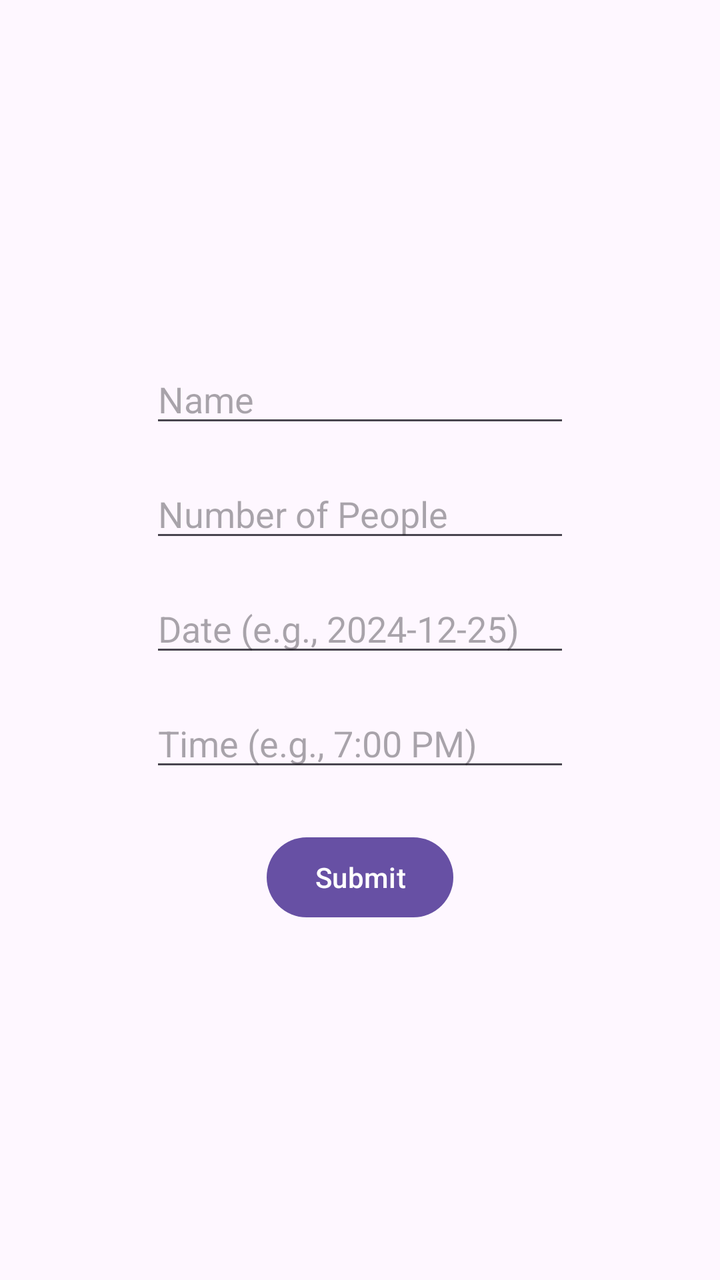
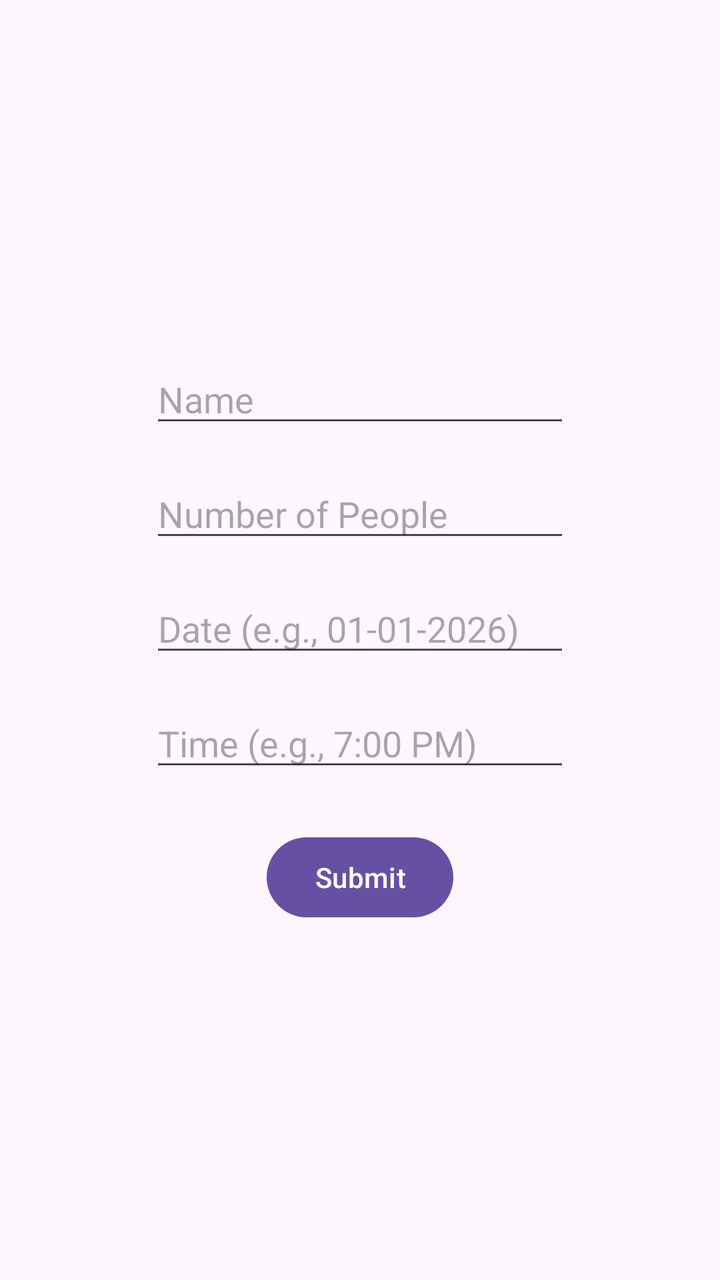

Two renders of the same Android screen: before a commit and after it. Below are the layout's source before the change and the commit's diff.
<!-- AndroidManifest.xml: application theme Theme.MyApplication -->
<!-- res/layout/activity_make_reservation.xml -->
<?xml version="1.0" encoding="utf-8"?>
<androidx.constraintlayout.widget.ConstraintLayout xmlns:android="http://schemas.android.com/apk/res/android"
    xmlns:app="http://schemas.android.com/apk/res-auto"
    xmlns:tools="http://schemas.android.com/tools"
    android:layout_width="match_parent"
    android:layout_height="match_parent"
    tools:context=".MakeReservationActivity">

    <EditText
        android:id="@+id/etName"
        android:layout_width="wrap_content"
        android:layout_height="wrap_content"
        android:ems="10"
        android:hint="Name"
        android:inputType="textPersonName"
        app:layout_constraintBottom_toTopOf="@+id/etNumOfPeople"
        app:layout_constraintEnd_toEndOf="parent"
        app:layout_constraintStart_toStartOf="parent"
        app:layout_constraintTop_toTopOf="parent"
        app:layout_constraintVertical_chainStyle="packed" />

    <EditText
        android:id="@+id/etNumOfPeople"
        android:layout_width="wrap_content"
        android:layout_height="wrap_content"
        android:layout_marginTop="16dp"
        android:ems="10"
        android:hint="Number of People"
        android:inputType="number"
        app:layout_constraintBottom_toTopOf="@+id/etDate"
        app:layout_constraintEnd_toEndOf="parent"
        app:layout_constraintStart_toStartOf="parent"
        app:layout_constraintTop_toBottomOf="@+id/etName" />

    <EditText
        android:id="@+id/etDate"
        android:layout_width="wrap_content"
        android:layout_height="wrap_content"
        android:layout_marginTop="16dp"
        android:ems="10"
        android:hint="Date (e.g., 2024-12-25)"
        android:inputType="date"
        app:layout_constraintBottom_toTopOf="@+id/etTime"
        app:layout_constraintEnd_toEndOf="parent"
        app:layout_constraintStart_toStartOf="parent"
        app:layout_constraintTop_toBottomOf="@+id/etNumOfPeople" />

    <EditText
        android:id="@+id/etTime"
        android:layout_width="wrap_content"
        android:layout_height="wrap_content"
        android:layout_marginTop="16dp"
        android:ems="10"
        android:hint="Time (e.g., 7:00 PM)"
        android:inputType="text"
        app:layout_constraintBottom_toTopOf="@+id/btnSubmit"
        app:layout_constraintEnd_toEndOf="parent"
        app:layout_constraintStart_toStartOf="parent"
        app:layout_constraintTop_toBottomOf="@+id/etDate" />

    <Button
        android:id="@+id/btnSubmit"
        android:layout_width="wrap_content"
        android:layout_height="wrap_content"
        android:layout_marginTop="24dp"
        android:text="Submit"
        app:layout_constraintBottom_toBottomOf="parent"
        app:layout_constraintEnd_toEndOf="parent"
        app:layout_constraintStart_toStartOf="parent"
        app:layout_constraintTop_toBottomOf="@+id/etTime" />

</androidx.constraintlayout.widget.ConstraintLayout>
<!-- resources referenced by this layout -->
<resources>
  <style name="Theme.MyApplication" parent="Base.Theme.MyApplication" />
  <style name="Base.Theme.MyApplication" parent="Theme.Material3.DayNight.NoActionBar">
          
          
      </style>
</resources>

<!-- the commit's change to res/layout/activity_make_reservation.xml (unified diff, before → after) -->
@@ -38,7 +38,7 @@
         android:layout_height="wrap_content"
         android:layout_marginTop="16dp"
         android:ems="10"
-        android:hint="Date (e.g., 2024-12-25)"
+        android:hint="Date (e.g., 01-01-2026)"
         android:inputType="date"
         app:layout_constraintBottom_toTopOf="@+id/etTime"
         app:layout_constraintEnd_toEndOf="parent"
